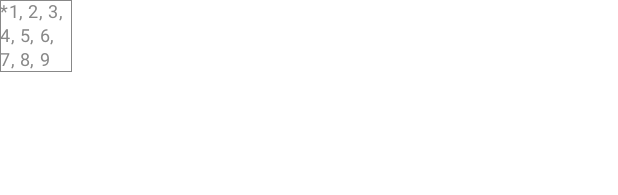
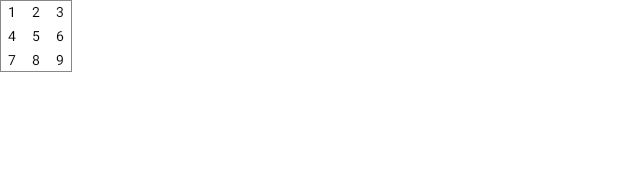
Before and after one commit to k-a-cox/AI-Training, an Android app built with Jetpack Compose: the @Preview function Notes, on a phone screen of 412 x 824 dp. Shown: the top 195 px of the screen. Run offline under Robolectric (Android 15) with nearby library versions, the phone set to English and light mode, and no system bars.

Commit message:
Restructure notes to be a subgrid UI

```diff
--- a/3_sudoku_android/app/src/main/java/com/example/sudoku/ui/board/SudokuCell.kt
+++ b/3_sudoku_android/app/src/main/java/com/example/sudoku/ui/board/SudokuCell.kt
@@ -4,7 +4,10 @@ import androidx.compose.foundation.background
 import androidx.compose.foundation.border
 import androidx.compose.foundation.clickable
 import androidx.compose.foundation.layout.Box
+import androidx.compose.foundation.layout.Column
+import androidx.compose.foundation.layout.Row
 import androidx.compose.foundation.layout.aspectRatio
+import androidx.compose.foundation.layout.fillMaxSize
 import androidx.compose.foundation.layout.fillMaxWidth
 import androidx.compose.foundation.layout.width
 import androidx.compose.material3.MaterialTheme
@@ -14,9 +17,11 @@ import androidx.compose.ui.Alignment
 import androidx.compose.ui.Modifier
 import androidx.compose.ui.graphics.Color
 import androidx.compose.ui.graphics.lerp
+import androidx.compose.ui.text.PlatformTextStyle
 import androidx.compose.ui.text.font.FontWeight
 import androidx.compose.ui.tooling.preview.Preview
 import androidx.compose.ui.unit.dp
+import androidx.compose.ui.unit.sp
 import com.example.sudoku.domain.state.SudokuCellState
 
 @Composable
@@ -24,7 +29,7 @@ fun SudokuCell(
     state: SudokuCellState, isSelected: Boolean, onClick: () -> Unit, modifier: Modifier = Modifier
 ) {
     val backgroundColor = getBackgroundColor(state, isSelected)
-    val fontColor = getFontColor(state, isSelected)
+    val fontColor = Color.Black
 
     Box(
         modifier = modifier
@@ -43,18 +48,42 @@ fun SudokuCell(
                 color = fontColor
             )
         } else if (state.notes.isNotEmpty()) {
-            Text(
-                text = "*" + state.notes.joinToString(", "),
-                style = MaterialTheme.typography.bodySmall,
-                color = fontColor,
-                fontWeight = FontWeight.Normal,
-                modifier = Modifier.align(Alignment.Center)
-            )
+            NotesGrid(notes = state.notes, color = fontColor)
         }
     }
 }
 
-internal enum class CellVisualState { Empty, Given, Selected, Notes }
+@Composable
+private fun NotesGrid(notes: Set<Int>, color: Color) {
+    Column(modifier = Modifier.fillMaxSize()) {
+        repeat(3) { row ->
+            Row(modifier = Modifier.weight(1f)) {
+                repeat(3) { column ->
+                    val digit = row * 3 + column + 1
+                    Box(
+                        modifier = Modifier
+                            .weight(1f)
+                            .fillMaxSize(),
+                        contentAlignment = Alignment.Center
+                    ) {
+                        if (digit in notes) {
+                            Text(
+                                text = digit.toString(),
+                                style = MaterialTheme.typography.bodySmall.copy(
+                                    fontSize = 9.sp,
+                                    lineHeight = 10.sp,
+                                    platformStyle = PlatformTextStyle(includeFontPadding = false)
+                                ),
+                                color = color,
+                                maxLines = 1
+                            )
+                        }
+                    }
+                }
+            }
+        }
+    }
+}
 
 fun getBackgroundColor(state: SudokuCellState, isSelected: Boolean): Color {
     return when {
@@ -62,15 +91,6 @@ fun getBackgroundColor(state: SudokuCellState, isSelected: Boolean): Color {
         isSelected -> Color.Red.copy(alpha = 0.5f)
         state.isGiven -> Color.DarkGray.copy(alpha = 0.5f)
         else -> Color.White
-    }
-}
-
-fun getFontColor(state: SudokuCellState, isSelected: Boolean): Color {
-    return when {
-        state.isGiven -> Color.Black
-        isSelected -> Color.Black
-        state.notes.isNotEmpty() -> Color.Gray
-        else -> Color.Black
     }
 }
 
@@ -137,3 +157,9 @@ fun Notes() {
 fun NotesSelected() {
     ShowCell(notes = setOf(1, 2, 3, 4, 5, 6, 7, 8, 9), isSelected = true)
 }
+
+@Preview(showBackground = true)
+@Composable
+fun SparseNotes() {
+    ShowCell(notes = setOf(1, 5, 9))
+}
--- a/3_sudoku_android/app/src/main/java/com/example/sudoku/ui/controls/ControlBoard.kt
+++ b/3_sudoku_android/app/src/main/java/com/example/sudoku/ui/controls/ControlBoard.kt
@@ -32,7 +32,7 @@ fun ControlBoard(
                     ButtonWrapper("Lock in Givens", ControlAction.LockGivens, onAction)
                 }
                 ButtonRow {
-                    ButtonWrapper("New Game", ControlAction.Restart, onAction)
+                    ButtonWrapper("Clear all", ControlAction.Restart, onAction)
                 }
             }
 
```
